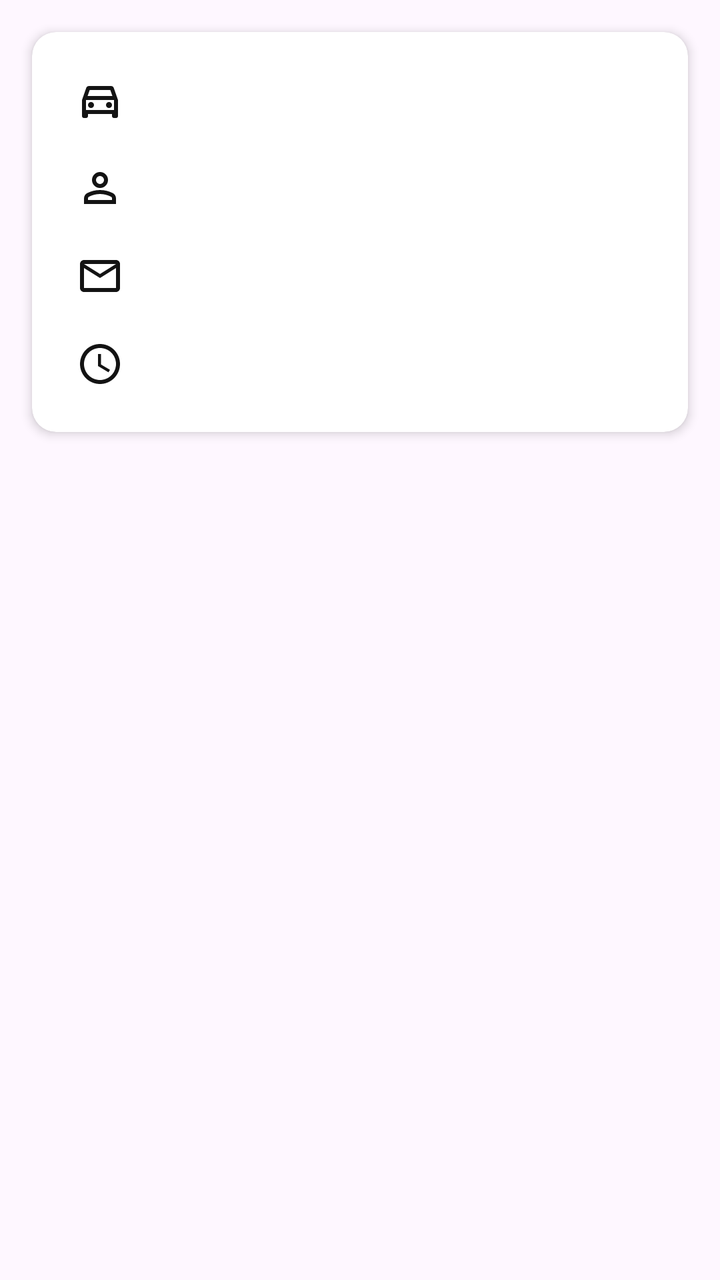
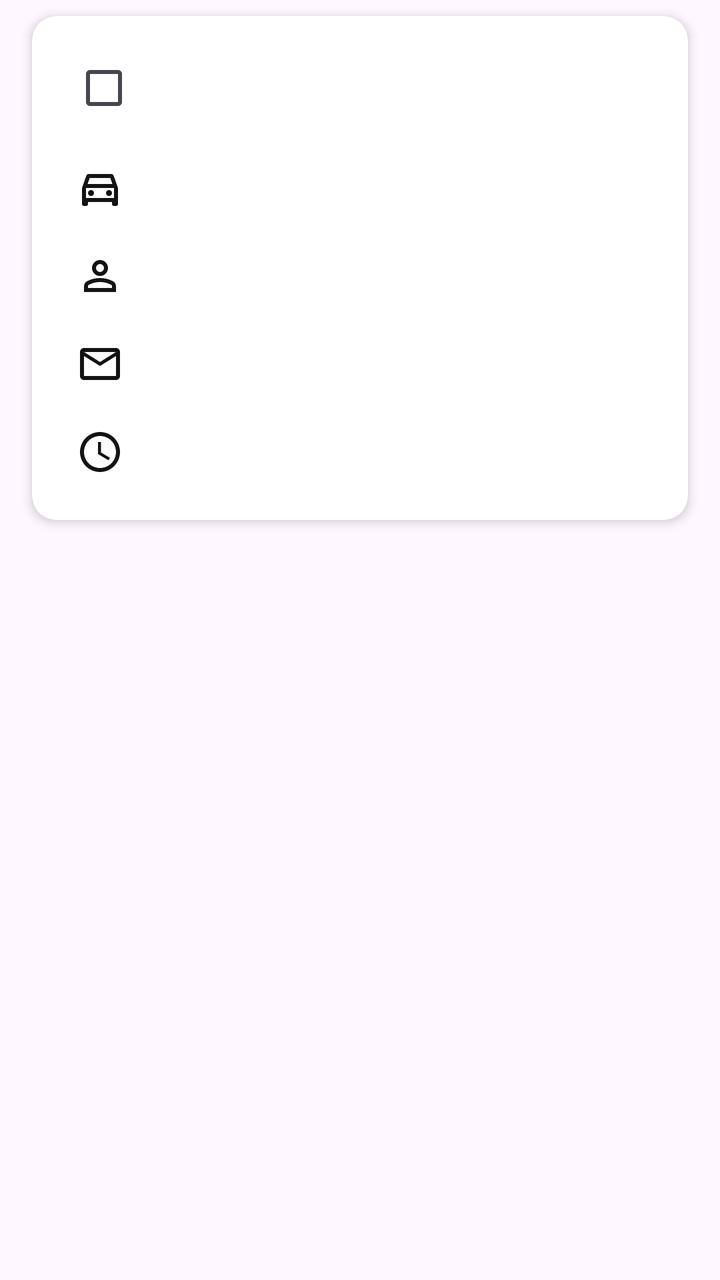

Screens rendered from an Android XML layout before and after an edit, with the pre-edit source and the edit as a unified diff.
<!-- AndroidManifest.xml: application theme Theme.RepoMaster -->
<!-- res/layout/item_admin_search_history.xml -->
<?xml version="1.0" encoding="utf-8"?>
<LinearLayout
    xmlns:android="http://schemas.android.com/apk/res/android"
xmlns:app="http://schemas.android.com/apk/res-auto"
android:layout_width="match_parent"
android:layout_height="wrap_content"
android:minHeight="56dp"
android:orientation="horizontal"
android:paddingHorizontal="8dp"
android:paddingVertical="12dp">


    <androidx.cardview.widget.CardView
        android:layout_width="match_parent"
        android:layout_height="wrap_content"
        android:layout_marginHorizontal="8dp"
        android:layout_marginVertical="4dp"
        app:cardCornerRadius="12dp"
        app:cardElevation="3dp">

        <LinearLayout
            android:layout_width="match_parent"
            android:layout_height="wrap_content"
            android:orientation="vertical"
            android:padding="12dp">

            <TextView
                android:id="@+id/txtVehicle"
                android:drawableStart="@drawable/outline_directions_car_24"
                android:layout_width="wrap_content"
                android:layout_height="wrap_content"
                android:textStyle="bold"
                android:layout_margin="10dp"
                android:textSize="16sp"/>

            <TextView
                android:id="@+id/txtUserName"
                android:drawableStart="@drawable/outline_person_24"
                android:layout_width="wrap_content"
                android:layout_height="wrap_content"
                android:layout_marginTop="4dp"
                android:layout_margin="10dp"
                android:textSize="14sp"/>

            <TextView
                android:drawableStart="@drawable/outline_email_24"
                android:id="@+id/txtEmail"
                android:layout_width="wrap_content"
                android:layout_height="wrap_content"
                android:layout_marginTop="2dp"
                android:layout_margin="10dp"
                android:textSize="13sp"/>

            <TextView
                android:drawableStart="@drawable/baseline_access_time_24"
                android:id="@+id/txtTime"
                android:layout_width="wrap_content"
                android:layout_height="wrap_content"
                android:layout_marginTop="4dp"
                android:textColor="@color/black"
                android:layout_margin="10dp"
                android:textSize="12sp"/>


        </LinearLayout>

    </androidx.cardview.widget.CardView>


</LinearLayout>
<!-- resources referenced by this layout -->
<resources>
  <color name="black">#FF000000</color>
  <!-- drawable baseline_access_time_24 (drawable) -->
  <vector xmlns:android="http://schemas.android.com/apk/res/android" android:height="24dp" android:tint="#131313" android:viewportHeight="24" android:viewportWidth="24" android:width="24dp">
        
      <path android:fillColor="@android:color/white" android:pathData="M11.99,2C6.47,2 2,6.48 2,12s4.47,10 9.99,10C17.52,22 22,17.52 22,12S17.52,2 11.99,2zM12,20c-4.42,0 -8,-3.58 -8,-8s3.58,-8 8,-8 8,3.58 8,8 -3.58,8 -8,8z"/>
        
      <path android:fillColor="@android:color/white" android:pathData="M12.5,7H11v6l5.25,3.15 0.75,-1.23 -4.5,-2.67z"/>
      
  </vector>
  <!-- drawable outline_directions_car_24 (drawable) -->
  <vector xmlns:android="http://schemas.android.com/apk/res/android" android:height="24dp" android:tint="#131313" android:viewportHeight="960" android:viewportWidth="960" android:width="24dp">
        
      <path android:fillColor="@android:color/white" android:pathData="M240,760L240,800Q240,817 228.5,828.5Q217,840 200,840L160,840Q143,840 131.5,828.5Q120,817 120,800L120,480L204,240Q210,222 225.5,211Q241,200 260,200L700,200Q719,200 734.5,211Q750,222 756,240L840,480L840,800Q840,817 828.5,828.5Q817,840 800,840L760,840Q743,840 731.5,828.5Q720,817 720,800L720,760L240,760ZM232,400L728,400L686,280L274,280L232,400ZM200,480L200,480L200,680L200,680L200,480ZM300,640Q325,640 342.5,622.5Q360,605 360,580Q360,555 342.5,537.5Q325,520 300,520Q275,520 257.5,537.5Q240,555 240,580Q240,605 257.5,622.5Q275,640 300,640ZM660,640Q685,640 702.5,622.5Q720,605 720,580Q720,555 702.5,537.5Q685,520 660,520Q635,520 617.5,537.5Q600,555 600,580Q600,605 617.5,622.5Q635,640 660,640ZM200,680L760,680L760,480L200,480L200,680Z"/>
      
  </vector>
  <!-- drawable outline_email_24 (drawable) -->
  <vector xmlns:android="http://schemas.android.com/apk/res/android" android:height="24dp" android:tint="#131313" android:viewportHeight="24" android:viewportWidth="24" android:width="24dp">
        
      <path android:fillColor="@android:color/white" android:pathData="M22,6c0,-1.1 -0.9,-2 -2,-2L4,4c-1.1,0 -2,0.9 -2,2v12c0,1.1 0.9,2 2,2h16c1.1,0 2,-0.9 2,-2L22,6zM20,6l-8,5 -8,-5h16zM20,18L4,18L4,8l8,5 8,-5v10z"/>
      
  </vector>
  <!-- drawable outline_person_24 (drawable) -->
  <vector xmlns:android="http://schemas.android.com/apk/res/android" android:height="24dp" android:tint="#131313" android:viewportHeight="960" android:viewportWidth="960" android:width="24dp">
        
      <path android:fillColor="@android:color/white" android:pathData="M367,433Q320,386 320,320Q320,254 367,207Q414,160 480,160Q546,160 593,207Q640,254 640,320Q640,386 593,433Q546,480 480,480Q414,480 367,433ZM160,800L160,688Q160,654 177.5,625.5Q195,597 224,582Q286,551 350,535.5Q414,520 480,520Q546,520 610,535.5Q674,551 736,582Q765,597 782.5,625.5Q800,654 800,688L800,800L160,800ZM240,720L720,720L720,688Q720,677 714.5,668Q709,659 700,654Q646,627 591,613.5Q536,600 480,600Q424,600 369,613.5Q314,627 260,654Q251,659 245.5,668Q240,677 240,688L240,720ZM536.5,376.5Q560,353 560,320Q560,287 536.5,263.5Q513,240 480,240Q447,240 423.5,263.5Q400,287 400,320Q400,353 423.5,376.5Q447,400 480,400Q513,400 536.5,376.5ZM480,320Q480,320 480,320Q480,320 480,320Q480,320 480,320Q480,320 480,320Q480,320 480,320Q480,320 480,320Q480,320 480,320Q480,320 480,320ZM480,720L480,720Q480,720 480,720Q480,720 480,720Q480,720 480,720Q480,720 480,720Q480,720 480,720Q480,720 480,720Q480,720 480,720Q480,720 480,720L480,720Z"/>
      
  </vector>
  <style name="Theme.RepoMaster" parent="Base.Theme.RepoMaster" />
  <style name="Base.Theme.RepoMaster" parent="Theme.Material3.DayNight.NoActionBar">
          
          
      </style>
</resources>

<!-- the commit's change to res/layout/item_admin_search_history.xml (unified diff, before → after) -->
@@ -1,14 +1,13 @@
 <?xml version="1.0" encoding="utf-8"?>
 <LinearLayout
     xmlns:android="http://schemas.android.com/apk/res/android"
-xmlns:app="http://schemas.android.com/apk/res-auto"
-android:layout_width="match_parent"
-android:layout_height="wrap_content"
-android:minHeight="56dp"
-android:orientation="horizontal"
-android:paddingHorizontal="8dp"
-android:paddingVertical="12dp">
-
+    xmlns:app="http://schemas.android.com/apk/res-auto"
+    android:layout_width="match_parent"
+    android:layout_height="wrap_content"
+    android:minHeight="56dp"
+    android:orientation="horizontal"
+    android:paddingHorizontal="8dp"
+    android:paddingVertical="4dp">
 
     <androidx.cardview.widget.CardView
         android:layout_width="match_parent"
@@ -24,47 +23,60 @@ android:paddingVertical="12dp">
             android:orientation="vertical"
             android:padding="12dp">
 
+            
+            <com.google.android.material.checkbox.MaterialCheckBox
+                android:id="@+id/checkSelect"
+                android:layout_width="wrap_content"
+                android:layout_height="wrap_content"
+
+                android:textStyle="bold"
+                android:textSize="14sp"
+                android:layout_marginBottom="4dp" />
+
+            
             <TextView
                 android:id="@+id/txtVehicle"
                 android:drawableStart="@drawable/outline_directions_car_24"
+                android:drawablePadding="8dp"
                 android:layout_width="wrap_content"
                 android:layout_height="wrap_content"
                 android:textStyle="bold"
                 android:layout_margin="10dp"
-                android:textSize="16sp"/>
+                android:textSize="16sp" />
 
+            
             <TextView
                 android:id="@+id/txtUserName"
                 android:drawableStart="@drawable/outline_person_24"
+                android:drawablePadding="8dp"
                 android:layout_width="wrap_content"
                 android:layout_height="wrap_content"
-                android:layout_marginTop="4dp"
                 android:layout_margin="10dp"
-                android:textSize="14sp"/>
+                android:textSize="14sp" />
 
+            
             <TextView
+                android:id="@+id/txtEmail"
                 android:drawableStart="@drawable/outline_email_24"
-                android:id="@+id/txtEmail"
+                android:drawablePadding="8dp"
                 android:layout_width="wrap_content"
                 android:layout_height="wrap_content"
-                android:layout_marginTop="2dp"
                 android:layout_margin="10dp"
-                android:textSize="13sp"/>
+                android:textSize="13sp" />
 
+            
             <TextView
+                android:id="@+id/txtTime"
                 android:drawableStart="@drawable/baseline_access_time_24"
-                android:id="@+id/txtTime"
+                android:drawablePadding="8dp"
                 android:layout_width="wrap_content"
                 android:layout_height="wrap_content"
-                android:layout_marginTop="4dp"
+                android:layout_margin="10dp"
                 android:textColor="@color/black"
-                android:layout_margin="10dp"
-                android:textSize="12sp"/>
-
+                android:textSize="12sp" />
 
         </LinearLayout>
 
     </androidx.cardview.widget.CardView>
 
-
 </LinearLayout>
